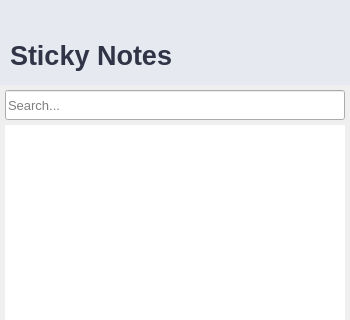
This is sticky-notes/mainwindow.ui in MapleBKL/sticky-notes as Qt 5 draws it before an edit; both pictures show x 0 to 350 and y 0 to 320 of the 350 by 670 pixel window. The edited form follows.
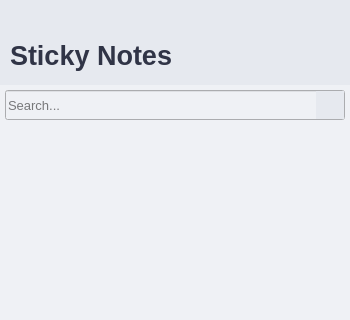
This is the edited form. Icons and pictures are not drawn.

Commit message: changed background color

```diff
--- a/sticky-notes/mainwindow.ui
+++ b/sticky-notes/mainwindow.ui
@@ -31,8 +31,13 @@
   </property>
   <widget class="QWidget" name="centralwidget">
    <property name="styleSheet">
-    <string notr="true">QPushButton {
+    <string notr="true">QWidget {
+	background-color: #EFF1F5;
+}
+
+QPushButton {
 	border: none;
+	background-color: #E6E9EF;
 }
 
 QPushButton#btnNewNote {
@@ -242,7 +247,8 @@
     </property>
     <property name="styleSheet">
      <string notr="true">QLabel {
-	color: #303446
+	color: #303446;
+	background-color: #E6E9EF;
 }</string>
     </property>
     <property name="text">
```
